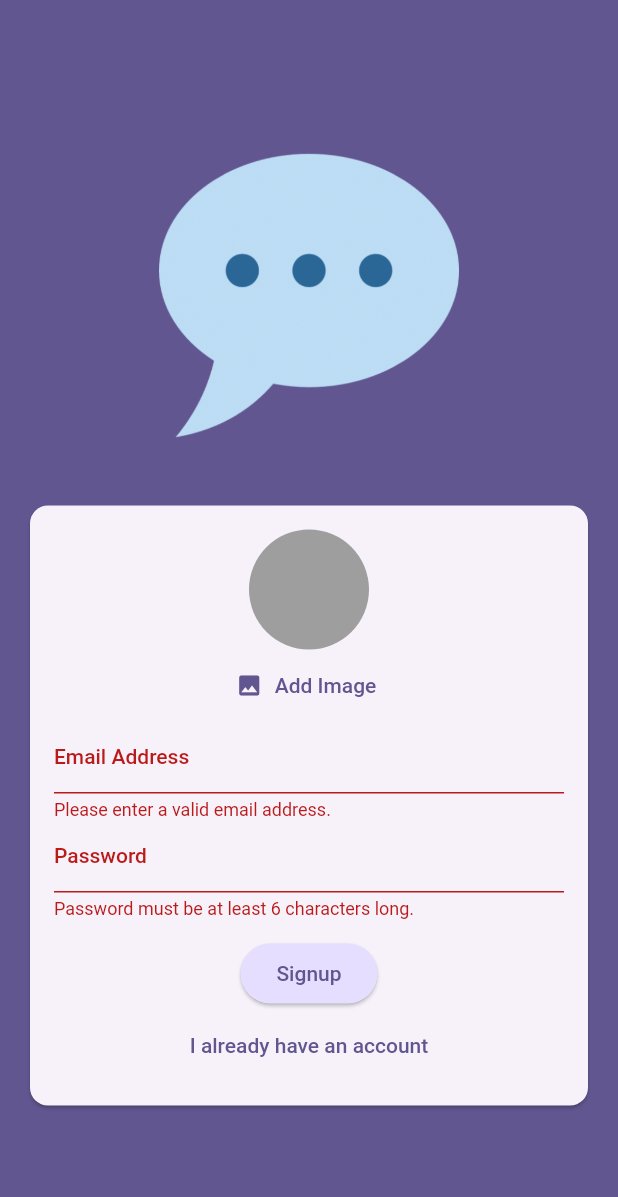
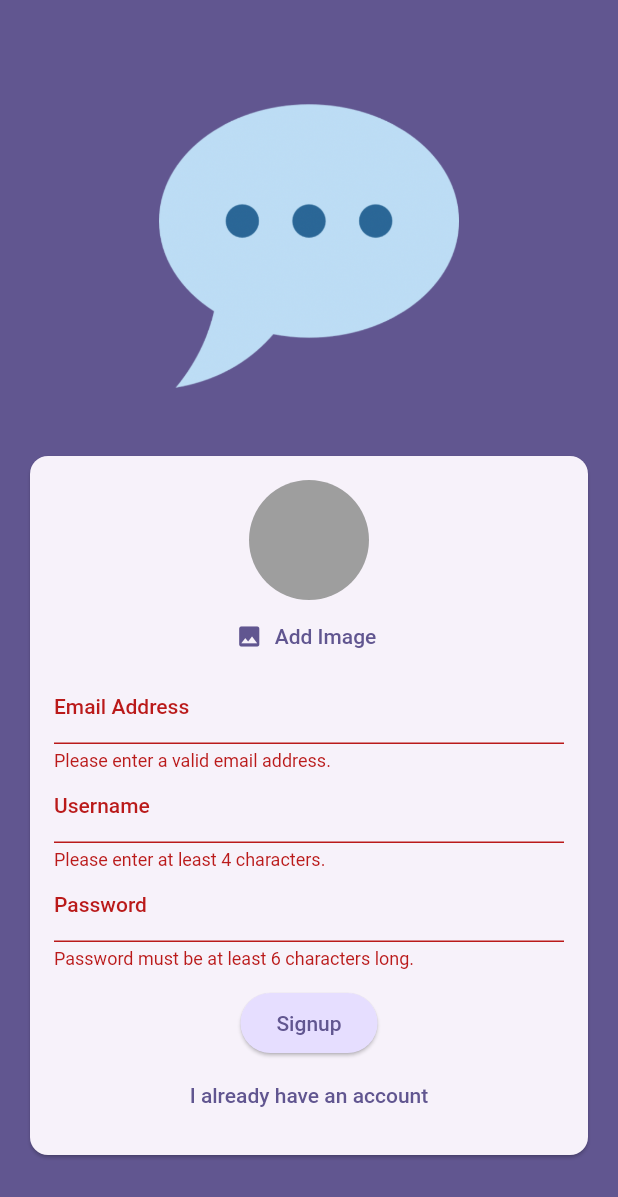
Before and after one commit to tranzi90/chat_app_flutter, a Flutter app: the screen it shows after launch, after a tap on "Login", after a tap on "Create an account", after a tap on "Signup", on a phone screen of 412 x 824 dp. Shown: the top 1197 px of the screen. Run offline on Flutter 3.47's test engine with Material 2 defaults, Android fonts, the light colour scheme and no system bars; our stand-ins replace cloud_firestore, firebase_auth, firebase_core, firebase_storage, image_picker; accounts and stored records are empty.

Commit message:
store username on backend

```diff
--- a/lib/screens/auth.dart
+++ b/lib/screens/auth.dart
@@ -1,6 +1,7 @@
 import 'dart:io';
 
 import 'package:chat_app/widgets/user_image_picker.dart';
+import 'package:cloud_firestore/cloud_firestore.dart';
 import 'package:firebase_storage/firebase_storage.dart';
 import 'package:flutter/material.dart';
 import 'package:firebase_auth/firebase_auth.dart';
@@ -22,6 +23,7 @@ class _AuthScreenState extends State<AuthScreen> {
   var _isLogin = true;
   var _enteredEmail = '';
   var _enteredPassword = '';
+  var _enteredUsername = '';
   File? _selectedImage;
   var _isAuthenticating = false;
 
@@ -53,7 +55,15 @@ class _AuthScreenState extends State<AuthScreen> {
 
         await storageRef.putFile(_selectedImage!);
         final imageUrl = await storageRef.getDownloadURL();
-        print(imageUrl);
+
+        await FirebaseFirestore.instance
+            .collection('users')
+            .doc(userCredentials.user!.uid)
+            .set({
+          'username': _enteredUsername,
+          'email': _enteredEmail,
+          'image_url': imageUrl,
+        });
       }
     } on FirebaseAuthException catch (error) {
       if (error.code == 'email-already-in-use') {
@@ -122,6 +132,23 @@ class _AuthScreenState extends State<AuthScreen> {
                               _enteredEmail = value!;
                             },
                           ),
+                          if (!_isLogin)
+                            TextFormField(
+                              decoration:
+                                  const InputDecoration(labelText: 'Username'),
+                              enableSuggestions: false,
+                              validator: (value) {
+                                if (value == null ||
+                                    value.isEmpty ||
+                                    value.trim().length < 4) {
+                                  return 'Please enter at least 4 characters.';
+                                }
+                                return null;
+                              },
+                              onSaved: (value) {
+                                _enteredUsername = value!;
+                              },
+                            ),
                           TextFormField(
                             decoration:
                                 const InputDecoration(labelText: 'Password'),
--- a/pubspec.yaml
+++ b/pubspec.yaml
@@ -39,6 +39,7 @@ dependencies:
   firebase_auth: ^4.4.0
   firebase_storage: ^11.1.0
   image_picker: ^0.8.7+1
+  cloud_firestore: ^4.5.0
 
 dev_dependencies:
   flutter_test:
```
Also changed, not shown: pubspec.lock, 5 other files.
